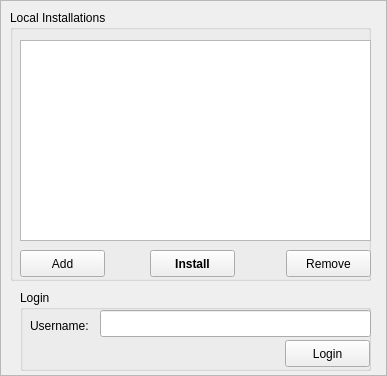
Qt form serverwindow.ui (backraw/SteamCMD-GUI-Qt) before a commit.
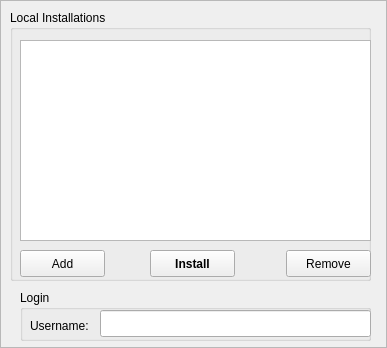
The same form after that commit.

Commit message: serverwindow/ui: Remove button 'Login' since it is handled when installing a server

```diff
--- a/serverwindow.ui
+++ b/serverwindow.ui
@@ -7,7 +7,7 @@
     <x>0</x>
     <y>0</y>
     <width>387</width>
-    <height>376</height>
+    <height>348</height>
    </rect>
   </property>
   <property name="windowTitle">
@@ -93,7 +93,7 @@
      <x>20</x>
      <y>290</y>
      <width>351</width>
-     <height>81</height>
+     <height>51</height>
     </rect>
    </property>
    <property name="title">
@@ -122,19 +122,6 @@
      </rect>
     </property>
    </widget>
-   <widget class="QPushButton" name="pushButtonLogin">
-    <property name="geometry">
-     <rect>
-      <x>265</x>
-      <y>50</y>
-      <width>85</width>
-      <height>27</height>
-     </rect>
-    </property>
-    <property name="text">
-     <string>Login</string>
-    </property>
-   </widget>
   </widget>
  </widget>
  <resources/>
```
